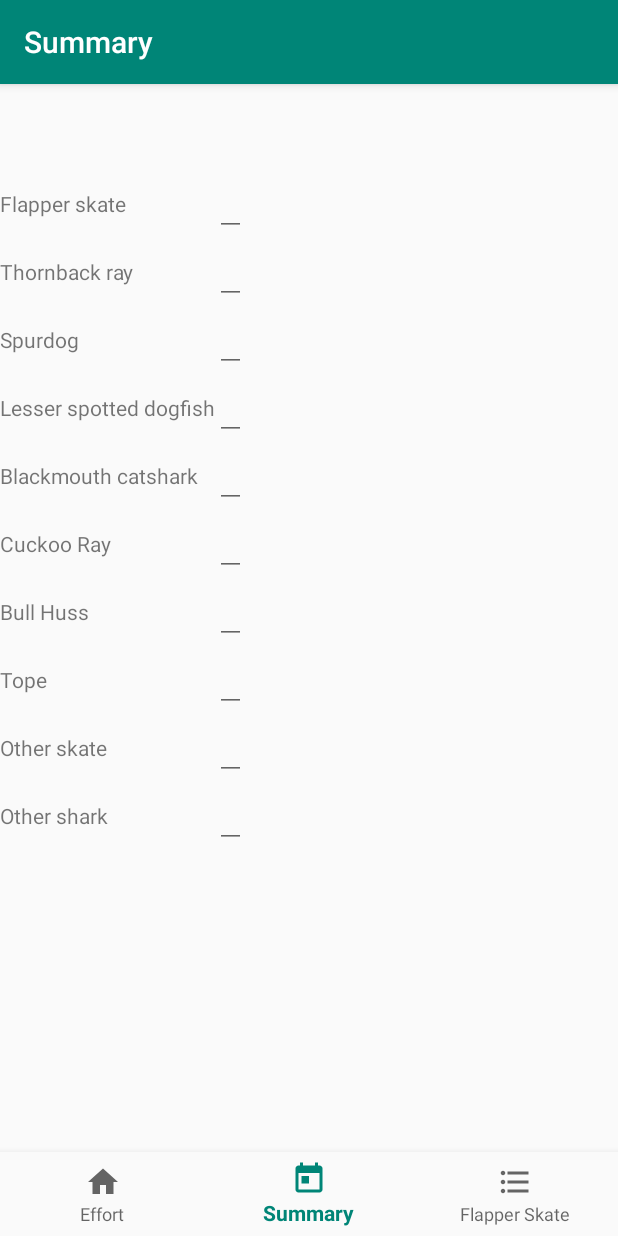
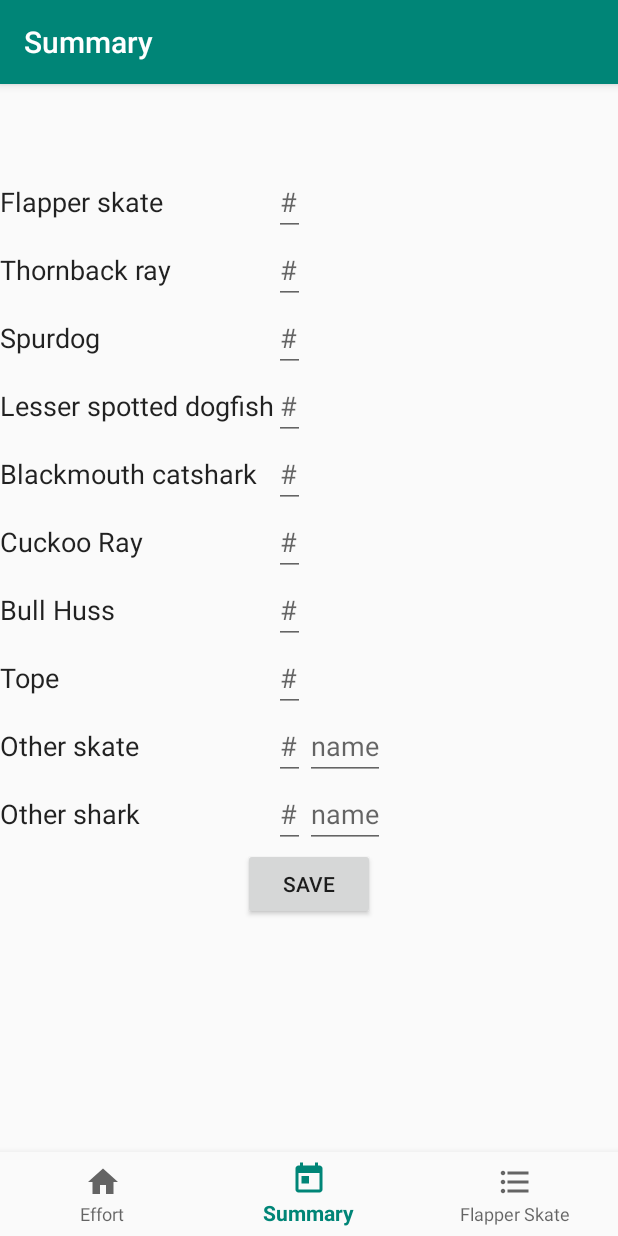
Before and after one commit to StAResComp/Skate, an Android app: the SummaryFragment screen opened through its navigation route, on a phone screen of 412 x 824 dp. Run offline under Robolectric (Android 15) with nearby library versions, the phone set to English and light mode, and no system bars; our stand-ins replace Room's generated code, navigation-ui.

Commit message:
Saves summary details

```diff
--- a/app/src/main/java/uk/ac/standrews/skate/db/SkateDao.kt
+++ b/app/src/main/java/uk/ac/standrews/skate/db/SkateDao.kt
@@ -15,6 +15,9 @@ interface SkateDao {
 
     @Insert
     fun insertEffort(effort: Effort)
+
+    @Insert
+    fun insertSummaries(summaries: List<Summary>)
 
     @Update
     fun updateEffort(effort: Effort)
--- a/app/src/main/java/uk/ac/standrews/skate/db/entities/Summary.kt
+++ b/app/src/main/java/uk/ac/standrews/skate/db/entities/Summary.kt
@@ -20,9 +20,9 @@ import java.util.*
 )
 data class Summary (
     @PrimaryKey(autoGenerate = true) val id: Int,
-    @ColumnInfo(name = "species_id") val speciesId: Int,
-    @ColumnInfo(name = "other_name") val otherName: String,
-    val number: Int,
+    @ColumnInfo(name = "species_id") var speciesId: Int?,
+    @ColumnInfo(name = "other_name") var otherName: String?,
+    var number: Int?,
     val date: Date,
     @ColumnInfo(name = "created_at") val createdAt: Date,
     @ColumnInfo(name = "modified_at") val modifiedAt: Date
--- a/app/src/main/java/uk/ac/standrews/skate/ui/summary/SummaryFragment.kt
+++ b/app/src/main/java/uk/ac/standrews/skate/ui/summary/SummaryFragment.kt
@@ -2,20 +2,32 @@ package uk.ac.standrews.skate.ui.summary
 
 import android.os.Bundle
 import android.util.Log
+import android.util.SparseArray
 import android.view.LayoutInflater
 import android.view.View
 import android.view.ViewGroup
+import android.widget.Button
 import android.widget.EditText
 import android.widget.GridLayout
 import android.widget.TextView
+import androidx.core.util.containsKey
+import androidx.core.util.set
+import androidx.core.view.children
 import androidx.fragment.app.Fragment
-import androidx.lifecycle.Observer
 import androidx.lifecycle.ViewModelProviders
 import uk.ac.standrews.skate.R
+import uk.ac.standrews.skate.db.entities.Summary
+import java.util.*
+import kotlin.collections.HashMap
 
 class SummaryFragment : Fragment() {
 
     private lateinit var summaryViewModel: SummaryViewModel
+    private val SPECIESTAG = R.string.summary_species_tag
+    private val FIELDTYPETAG = R.string.summary_field_type_tag
+    private val NUMTYPE = 654
+    private val NAMETYPE = 655
+    private lateinit var saveButton: Button
 
     override fun onCreateView(
         inflater: LayoutInflater,
@@ -28,17 +40,66 @@ class SummaryFragment : Fragment() {
         val formGrid: GridLayout = root.findViewById(R.id.form_grid)
         val speciesArray = summaryViewModel.getSpecies()
         var index = 0
-        Log.e("INDEX", index.toString())
         speciesArray.forEach {
-            val label = TextView(context)
-            label.setText(it.name)
+            val label = View.inflate(context, R.layout.summary_form_label, null) as TextView
+            label.text = it.name
             formGrid.addView(label, index)
             index++
-            val field = EditText(context)
-            formGrid.addView(field, index)
-            index++
+            if (it.name.toLowerCase().startsWith("other")) {
+                val numField = View.inflate(context, R.layout.summary_form_field_other_num, null) as EditText
+                numField.setTag(SPECIESTAG, it.id)
+                numField.setTag(FIELDTYPETAG, NUMTYPE)
+                formGrid.addView(numField, index)
+                index++
+                val nameField = View.inflate(context, R.layout.summary_form_field_other_name, null) as EditText
+                nameField.setTag(SPECIESTAG, it.id)
+                nameField.setTag(FIELDTYPETAG, NAMETYPE)
+                formGrid.addView(nameField, index)
+                index++
+            }
+            else {
+                val field =
+                    View.inflate(context, R.layout.summary_form_field_standard, null) as EditText
+                val params = GridLayout.LayoutParams()
+                params.columnSpec = GridLayout.spec(GridLayout.UNDEFINED, 2)
+                formGrid.addView(field, index)
+                field.layoutParams = params
+                field.setTag(SPECIESTAG, it.id)
+                field.setTag(FIELDTYPETAG, NUMTYPE)
+                index++
+            }
         }
-        Log.e("INDEX", index.toString())
+        saveButton = root.findViewById(R.id.save_button)
+        saveButton.setOnClickListener {
+            val summaryMap = SparseArray<Summary>()
+            val now = Date()
+            formGrid.children.forEach {
+                if (it is EditText && it.text.isNotBlank()) {
+                    val speciesId = it.getTag(SPECIESTAG) as Int
+                    if (it.getTag(FIELDTYPETAG) == NUMTYPE) {
+                        val num = Integer.parseInt(it.text.toString())
+                        if (summaryMap.containsKey(speciesId)) {
+                            summaryMap[speciesId]!!.number = num
+                        }
+                        else {
+                            val summary = Summary(0, speciesId, null, num, now, now, now)
+                            summaryMap[speciesId] = summary
+                        }
+                    }
+                    else if (it.getTag(FIELDTYPETAG) == NAMETYPE) {
+                        val otherName = it.text.toString()
+                        if (summaryMap.containsKey(speciesId)) {
+                            summaryMap[speciesId]!!.otherName = otherName
+                        }
+                        else {
+                            val summary = Summary(0, speciesId, otherName, null, now, now, now)
+                            summaryMap[speciesId] = summary
+                        }
+                    }
+                }
+            }
+            summaryViewModel.saveSummaries(summaryMap)
+        }
 
         return root
     }
--- a/app/src/main/java/uk/ac/standrews/skate/ui/summary/SummaryViewModel.kt
+++ b/app/src/main/java/uk/ac/standrews/skate/ui/summary/SummaryViewModel.kt
@@ -1,12 +1,15 @@
 package uk.ac.standrews.skate.ui.summary
 
 import android.app.Application
+import android.util.SparseArray
+import androidx.core.util.forEach
 import androidx.lifecycle.AndroidViewModel
 import androidx.lifecycle.LiveData
 import androidx.lifecycle.MutableLiveData
 import androidx.lifecycle.ViewModel
 import uk.ac.standrews.skate.db.SkateDatabase
 import uk.ac.standrews.skate.db.entities.Species
+import uk.ac.standrews.skate.db.entities.Summary
 import java.util.concurrent.Callable
 import java.util.concurrent.Executors
 
@@ -21,4 +24,14 @@ class SummaryViewModel(application: Application) : AndroidViewModel(application)
         return Executors.newSingleThreadExecutor().submit(c).get()
     }
 
+    fun saveSummaries(summaries: SparseArray<Summary>) {
+        val summariesList = ArrayList<Summary>()
+        summaries.forEach { key, value ->
+            summariesList.add(value)
+        }
+        Executors.newSingleThreadExecutor().execute {
+            dao.insertSummaries(summariesList)
+        }
+    }
+
 }
--- a/app/src/main/res/layout/fragment_summary.xml
+++ b/app/src/main/res/layout/fragment_summary.xml
@@ -8,16 +8,15 @@
         android:id="@+id/form_grid"
         android:layout_width="match_parent"
         android:layout_height="wrap_content"
-        android:columnCount="2"
+        android:columnCount="3"
         app:layout_constraintTop_toTopOf="parent">
 
         <Button
-            android:id="@+id/finish_button"
+            android:id="@+id/save_button"
             android:layout_width="wrap_content"
             android:layout_height="wrap_content"
-            android:layout_columnSpan="2"
+            android:layout_columnSpan="3"
             android:layout_gravity="center_horizontal"
-            android:visibility="gone"
             android:text="Save"/>
 
     </GridLayout>
--- /dev/null
+++ b/app/src/main/res/layout/summary_form_field_other_name.xml
@@ -0,0 +1,8 @@
+<?xml version="1.0" encoding="utf-8"?>
+<EditText xmlns:android="http://schemas.android.com/apk/res/android"
+    android:layout_width="100dp"
+    android:layout_height="wrap_content"
+    android:layout_columnWeight="1"
+    android:hint="name"
+    android:layout_gravity="start"
+    android:inputType="text"/>
--- /dev/null
+++ b/app/src/main/res/layout/summary_form_field_other_num.xml
@@ -0,0 +1,8 @@
+<?xml version="1.0" encoding="utf-8"?>
+<EditText xmlns:android="http://schemas.android.com/apk/res/android"
+    android:layout_width="100dp"
+    android:layout_height="wrap_content"
+    android:layout_columnWeight="1"
+    android:hint="#"
+    android:layout_gravity="start"
+    android:inputType="number"/>
--- /dev/null
+++ b/app/src/main/res/layout/summary_form_field_standard.xml
@@ -0,0 +1,8 @@
+<?xml version="1.0" encoding="utf-8"?>
+<EditText xmlns:android="http://schemas.android.com/apk/res/android"
+    android:layout_width="100dp"
+    android:layout_height="wrap_content"
+    android:layout_columnSpan="2"
+    android:hint="#"
+    android:layout_gravity="start"
+    android:inputType="number"/>
--- /dev/null
+++ b/app/src/main/res/layout/summary_form_label.xml
@@ -0,0 +1,8 @@
+<?xml version="1.0" encoding="utf-8"?>
+<TextView xmlns:android="http://schemas.android.com/apk/res/android"
+    android:layout_width="match_parent" android:layout_height="match_parent"
+    style="@android:style/TextAppearance.Medium"
+    android:id="@+id/label_id"
+    android:layout_columnWeight="1"
+    android:layout_gravity="end"
+    android:text="Label text" />
--- a/app/src/main/res/values/strings.xml
+++ b/app/src/main/res/values/strings.xml
@@ -3,4 +3,7 @@
     <string name="title_home">Effort</string>
     <string name="title_summary">Summary</string>
     <string name="title_flapper_skate">Flapper Skate</string>
+
+    <string name="summary_field_type_tag">Field Type</string>
+    <string name="summary_species_tag">Species</string>
 </resources>
```
